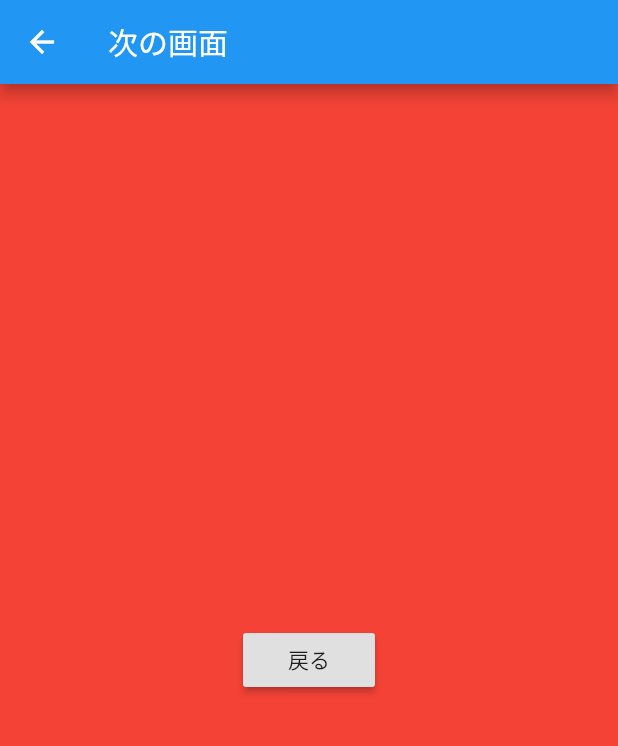
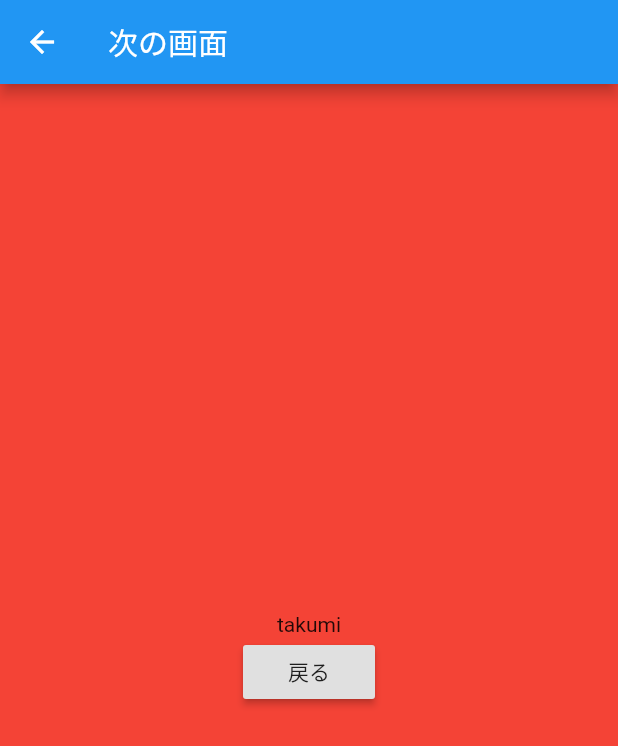
Before and after one commit to takumi1005/flutter-lerning, a Flutter app: the screen it shows after launch, after a tap on "次へ", on a phone screen of 412 x 824 dp. Shown: the top 746 px of the screen. Run offline on Flutter 3.47's test engine with Material 2 defaults, Android fonts, the phone set to English and light mode, and no system bars.

Commit message:
値を保持して画面遷移

```diff
--- a/lib/main.dart
+++ b/lib/main.dart
@@ -37,6 +37,8 @@ class _MyHomePageState extends State<MyHomePage> {
     });
   }
 
+  String text = '次へ';
+
   @override
   Widget build(BuildContext context) {
     return Scaffold(
@@ -45,16 +47,18 @@ class _MyHomePageState extends State<MyHomePage> {
       ),
       body: Center(
         child: RaisedButton(
-          child: Text('次へ'),
-          onPressed: () {
+          child: Text(text),
+          onPressed: () async {
             // ここを押したら反応するコードを書く
             // 画面遷移のコード
-            Navigator.push(
+            final result = await Navigator.push(
               context,
               MaterialPageRoute(
-                builder: (context) => NextPage(),
+                builder: (context) => NextPage('takumi'),
               ),
             );
+            text = result;
+            print(result);
           },
         ),
       ),
--- a/lib/next_page.dart
+++ b/lib/next_page.dart
@@ -1,7 +1,9 @@
-
 import 'package:flutter/material.dart';
 
 class NextPage extends StatelessWidget {
+  NextPage(this.name);
+  final String name;
+
   @override
   Widget build(BuildContext context) {
     return Scaffold(
@@ -11,15 +13,21 @@ class NextPage extends StatelessWidget {
       body: Container(
         height: double.infinity,
         color: Colors.red,
-        child: Center(
-          child: RaisedButton(
-            child: Text('戻る'),
-              onPressed: () {
-                Navigator.pop(context);
+        child: Column(
+          mainAxisAlignment: MainAxisAlignment.center,
+          children: <Widget>[
+            Text(name),
+            Center(
+              child: RaisedButton(
+                child: Text('戻る'),
+                onPressed: () {
+                  Navigator.pop(context, 'testです');
                 },
               ),
             ),
+          ],
         ),
+      ),
     );
   }
 }
```
